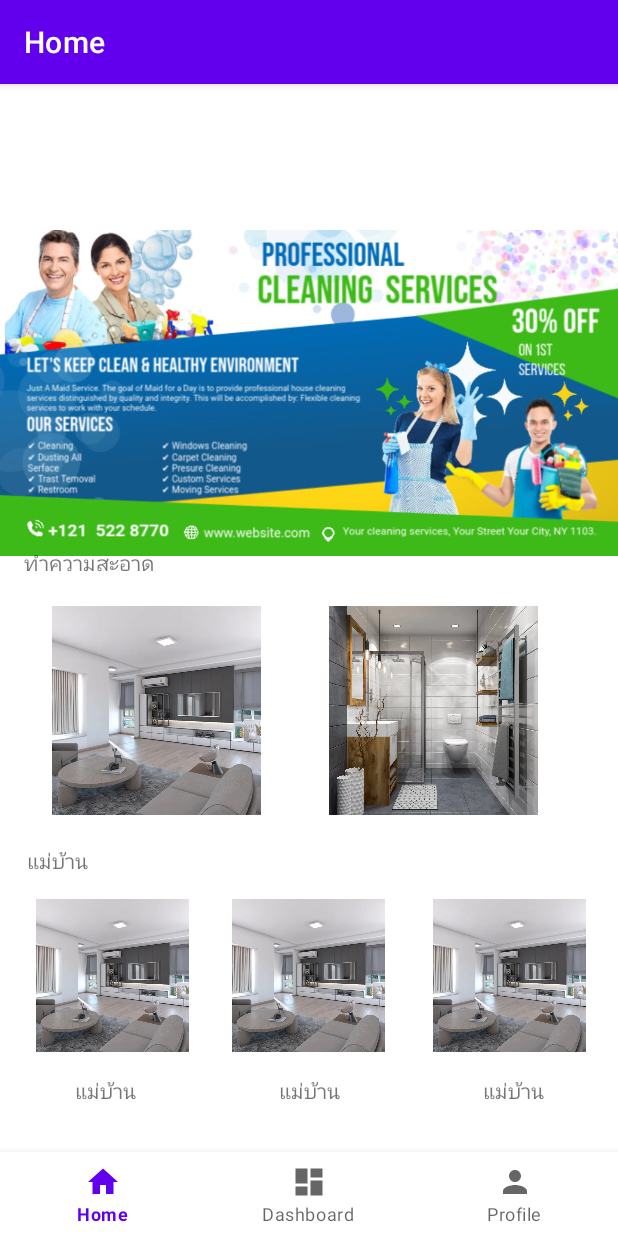
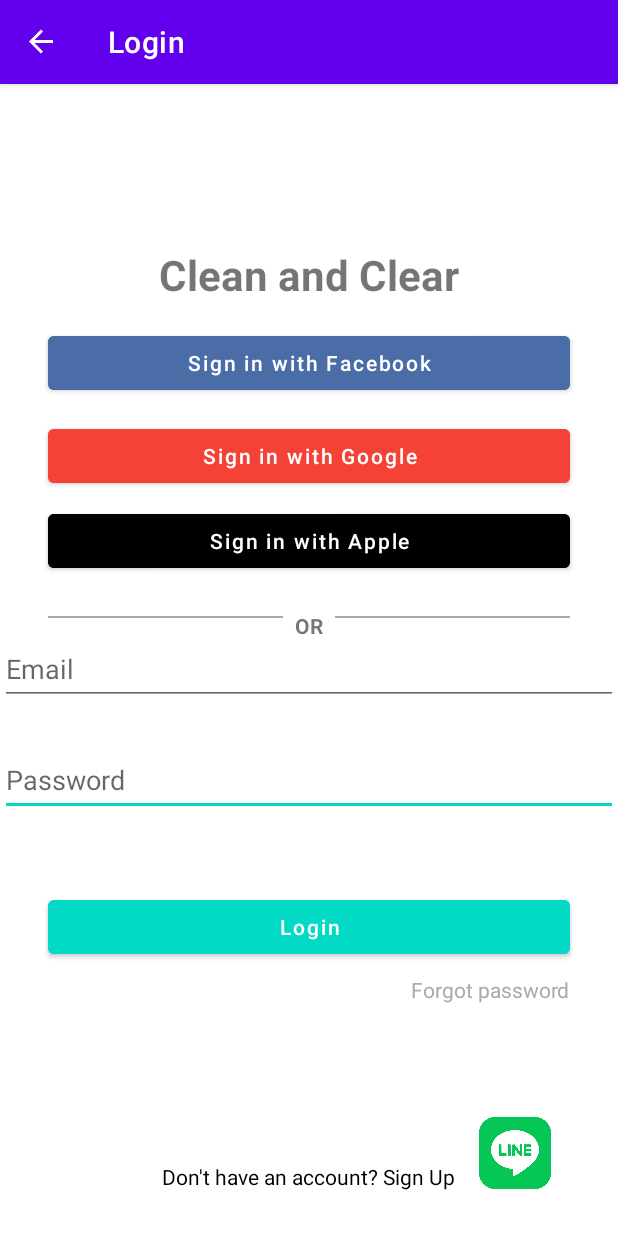
Before and after one commit to Peerapat-Chanchom/Project_Mobile, an Android app: the screen it shows after launch (MainActivity), on a phone screen of 412 x 824 dp. Run offline under Robolectric (Android 15) with nearby library versions, the phone set to English and light mode, and no system bars; our stand-ins replace navigation-ui.

Commit message:
login signup

```diff
--- a/app/src/main/java/com/example/project_mobile/MainActivity.kt
+++ b/app/src/main/java/com/example/project_mobile/MainActivity.kt
@@ -1,6 +1,7 @@
 package com.example.project_mobile
 
 import android.os.Bundle
+import android.view.View
 import com.google.android.material.bottomnavigation.BottomNavigationView
 import androidx.appcompat.app.AppCompatActivity
 import androidx.navigation.findNavController
@@ -8,10 +9,13 @@ import androidx.navigation.ui.AppBarConfiguration
 import androidx.navigation.ui.setupActionBarWithNavController
 import androidx.navigation.ui.setupWithNavController
 import com.example.project_mobile.databinding.ActivityMainBinding
+import androidx.navigation.NavController
+import androidx.navigation.NavDestination
 
 class MainActivity : AppCompatActivity() {
 
     private lateinit var binding: ActivityMainBinding
+    private lateinit var navController: NavController
 
     override fun onCreate(savedInstanceState: Bundle?) {
         super.onCreate(savedInstanceState)
@@ -21,16 +25,40 @@ class MainActivity : AppCompatActivity() {
 
         val navView: BottomNavigationView = binding.navView
 
-        val navController = findNavController(R.id.nav_host_fragment_activity_main)
-        // Passing each menu ID as a set of Ids because each
-        // menu should be considered as top level destinations.
+        // ตั้งค่า NavController
+        navController = findNavController(R.id.nav_host_fragment_activity_main)
+
+        // ตั้งค่า AppBarConfiguration
         val appBarConfiguration = AppBarConfiguration(
             setOf(
                 R.id.navigation_home, R.id.navigation_dashboard, R.id.navigation_notifications
             )
         )
 
+        // ตั้งค่า ActionBar และ NavController
         setupActionBarWithNavController(navController, appBarConfiguration)
         navView.setupWithNavController(navController)
+
+        // เพิ่ม listener เพื่อตรวจสอบ destination
+        navController.addOnDestinationChangedListener { _, destination, _ ->
+            when (destination.id) {
+                R.id.navigation_login -> {
+                    // ซ่อน BottomNavigationView เมื่ออยู่ในหน้า Login
+                    navView.visibility = View.GONE
+                }R.id.signUpFragment -> {
+                // ซ่อน BottomNavigationView เมื่ออยู่ในหน้า Login
+                navView.visibility = View.GONE
+            }
+                R.id.navigation_home -> {
+                    // แสดง BottomNavigationView เมื่ออยู่ในหน้า Home
+                    navView.visibility = View.VISIBLE
+                }
+                // เพิ่มเงื่อนไขอื่นๆ ตามต้องการ
+                else -> {
+                    // แสดง BottomNavigationView สำหรับหน้าอื่นๆ
+                    navView.visibility = View.VISIBLE
+                }
+            }
+        }
     }
 }
--- /dev/null
+++ b/app/src/main/java/com/example/project_mobile/ui/LoginFragment.kt
@@ -0,0 +1,94 @@
+package com.example.yourapp.ui.login
+
+import android.os.Bundle
+import android.util.Log
+import android.view.LayoutInflater
+import android.view.View
+import android.view.ViewGroup
+import android.widget.Toast
+import androidx.fragment.app.Fragment
+import com.example.project_mobile.R
+import com.example.project_mobile.databinding.FragmentLoginBinding
+import androidx.navigation.fragment.findNavController
+import androidx.navigation.ui.NavigationUI
+import com.google.android.material.bottomnavigation.BottomNavigationView
+
+class LoginFragment : Fragment() {
+
+    private var _binding: FragmentLoginBinding? = null
+    private val binding get() = _binding!!
+
+    override fun onCreateView(
+        inflater: LayoutInflater, container: ViewGroup?, savedInstanceState: Bundle?
+    ): View {
+        _binding = FragmentLoginBinding.inflate(inflater, container, false)
+        return binding.root
+    }
+
+    override fun onViewCreated(view: View, savedInstanceState: Bundle?) {
+        super.onViewCreated(view, savedInstanceState)
+
+        binding.btnLogin.setOnClickListener {
+            Log.d("LoginFragment", "Login button clicked")
+            findNavController().navigate(R.id.action_navigation_login_to_navigation_home)
+        }
+
+        // ปุ่ม Facebook Login
+        binding.btnFacebookLogin.setOnClickListener {
+            showToast("Facebook Login Clicked")
+            findNavController().navigate(R.id.action_navigation_login_to_navigation_home)
+        }
+
+        // ปุ่ม Google Login
+        binding.btnGoogleLogin.setOnClickListener {
+            showToast("Google Login Clicked")
+            findNavController().navigate(R.id.action_navigation_login_to_navigation_home)
+        }
+
+        // ปุ่ม Apple Login
+        binding.btnAppleLogin.setOnClickListener {
+            showToast("Apple Login Clicked")
+            findNavController().navigate(R.id.action_navigation_login_to_navigation_home)
+        }
+
+        // ปุ่ม Login
+        /*binding.btnLogin.setOnClickListener {
+            val email = binding.etEmail.text.toString().trim()
+            val password = binding.etPassword.text.toString().trim()
+
+            if (email.isEmpty() || password.isEmpty()) {
+                showToast("Please enter email and password")
+            } else {
+                showToast("Login Clicked: $email")
+            }
+        }*/
+
+        // ปุ่ม Forgot Password
+        binding.tvForgotPassword.setOnClickListener {
+            showToast("Forgot Password Clicked")
+        }
+
+        // ปุ่ม Sign Up
+        binding.tvSignUp.setOnClickListener {
+            showToast("Sign Up Clicked")
+        }
+
+        // ปุ่ม LINE Chat
+        binding.btnChatLine.setOnClickListener {
+            showToast("LINE Chat Clicked")
+        }
+        binding.tvSignUp.setOnClickListener {
+            findNavController().navigate(R.id.action_navigation_login_to_signUpFragment)
+        }
+    }
+
+
+    private fun showToast(message: String) {
+        Toast.makeText(requireContext(), message, Toast.LENGTH_SHORT).show()
+    }
+
+    override fun onDestroyView() {
+        super.onDestroyView()
+        _binding = null
+    }
+}
--- a/app/src/main/res/layout/fragment_bath.xml
+++ b/app/src/main/res/layout/fragment_bath.xml
@@ -35,7 +35,7 @@
     <TextView
         android:layout_width="wrap_content"
         android:layout_height="wrap_content"
-        android:text="Please select size of your room"
+        android:text="Please select size of your bathroom"
         android:textSize="16sp"
         android:textStyle="bold"
         app:layout_constraintBottom_toBottomOf="parent"
--- /dev/null
+++ b/app/src/main/res/layout/fragment_login.xml
@@ -0,0 +1,238 @@
+<?xml version="1.0" encoding="utf-8"?>
+<androidx.constraintlayout.widget.ConstraintLayout
+    xmlns:android="http://schemas.android.com/apk/res/android"
+    xmlns:app="http://schemas.android.com/apk/res-auto"
+    xmlns:tools="http://schemas.android.com/tools"
+    android:layout_width="match_parent"
+    android:layout_height="match_parent"
+    tools:context="com.example.yourapp.ui.login.LoginFragment">
+
+    <!-- ชื่อแอป -->
+
+    <!-- ปุ่ม Facebook Login -->
+    <TextView
+        android:id="@+id/tvAppName"
+        android:layout_width="wrap_content"
+        android:layout_height="wrap_content"
+        android:text="Clean and Clear"
+        android:textSize="28sp"
+        android:textStyle="bold"
+        app:layout_constraintBottom_toBottomOf="parent"
+        app:layout_constraintEnd_toEndOf="parent"
+        app:layout_constraintStart_toStartOf="parent"
+        app:layout_constraintTop_toTopOf="parent"
+        app:layout_constraintVertical_bias="0.077" />
+
+    <!-- ปุ่ม Google Login -->
+    <com.google.android.material.button.MaterialButton
+        android:id="@+id/btnFacebookLogin"
+        style="@style/Widget.MaterialComponents.Button"
+        android:layout_width="0dp"
+        android:layout_height="48dp"
+        android:layout_marginHorizontal="32dp"
+        android:layout_marginTop="16dp"
+        android:backgroundTint="@color/facebook_blue"
+        android:text="Sign in with Facebook"
+        android:textAllCaps="false"
+        android:textColor="@android:color/white"
+        app:iconGravity="start"
+        app:iconPadding="8dp"
+        app:layout_constraintBottom_toBottomOf="parent"
+        app:layout_constraintEnd_toEndOf="parent"
+        app:layout_constraintHorizontal_bias="0.75"
+        app:layout_constraintStart_toStartOf="parent"
+        app:layout_constraintTop_toBottomOf="@id/tvAppName"
+        app:layout_constraintVertical_bias="0.0" />
+
+    <!-- ปุ่ม Apple Login -->
+
+    <!-- เส้นคั่นและ OR -->
+    <com.google.android.material.button.MaterialButton
+        android:id="@+id/btnGoogleLogin"
+        style="@style/Widget.MaterialComponents.Button"
+        android:layout_width="0dp"
+        android:layout_height="48dp"
+        android:layout_marginHorizontal="32dp"
+        android:backgroundTint="@color/google_red"
+        android:text="Sign in with Google"
+        android:textAllCaps="false"
+        android:textColor="@android:color/white"
+        app:iconGravity="start"
+        app:iconPadding="8dp"
+        app:layout_constraintBottom_toBottomOf="parent"
+        app:layout_constraintEnd_toEndOf="parent"
+        app:layout_constraintHorizontal_bias="0.531"
+        app:layout_constraintStart_toStartOf="parent"
+        app:layout_constraintTop_toTopOf="parent"
+        app:layout_constraintVertical_bias="0.253" />
+
+    <com.google.android.material.button.MaterialButton
+        android:id="@+id/btnAppleLogin"
+        style="@style/Widget.MaterialComponents.Button"
+        android:layout_width="0dp"
+        android:layout_height="48dp"
+        android:layout_marginHorizontal="32dp"
+        android:layout_marginTop="8dp"
+        android:backgroundTint="@color/black"
+        android:text="Sign in with Apple"
+        android:textAllCaps="false"
+        android:textColor="@android:color/white"
+        app:iconGravity="start"
+        app:iconPadding="8dp"
+        app:layout_constraintBottom_toBottomOf="parent"
+        app:layout_constraintEnd_toEndOf="parent"
+        app:layout_constraintHorizontal_bias="0.75"
+        app:layout_constraintStart_toStartOf="parent"
+        app:layout_constraintTop_toTopOf="parent"
+        app:layout_constraintVertical_bias="0.33" />
+
+    <View
+        android:id="@+id/view"
+        android:layout_width="match_parent"
+        android:layout_height="1dp"
+        android:layout_marginHorizontal="32dp"
+        android:layout_marginTop="16dp"
+        android:background="@android:color/darker_gray"
+        app:layout_constraintBottom_toTopOf="@+id/etEmail"
+        app:layout_constraintEnd_toEndOf="parent"
+        app:layout_constraintStart_toStartOf="parent"
+        app:layout_constraintTop_toBottomOf="@id/btnAppleLogin" />
+
+    <!-- ช่องกรอก Email -->
+
+    <TextView
+        android:id="@+id/textView6"
+        android:layout_width="wrap_content"
+        android:layout_height="wrap_content"
+        android:layout_marginTop="8dp"
+        android:background="@color/white"
+        android:paddingHorizontal="8dp"
+        android:text="OR"
+        android:textStyle="bold"
+        app:layout_constraintBottom_toBottomOf="parent"
+        app:layout_constraintEnd_toEndOf="parent"
+        app:layout_constraintStart_toStartOf="parent"
+        app:layout_constraintTop_toBottomOf="@id/btnAppleLogin"
+        app:layout_constraintVertical_bias="0.035" />
+
+    <!-- ช่องกรอก Password -->
+
+    <!-- ปุ่ม Login -->
+
+    <!-- Forgot Password -->
+
+    <com.google.android.material.textfield.TextInputLayout
+        android:layout_width="0dp"
+        android:layout_height="wrap_content"
+        android:layout_marginHorizontal="32dp"
+        android:layout_marginTop="16dp"
+        app:layout_constraintEnd_toEndOf="parent"
+        app:layout_constraintStart_toStartOf="parent"
+        app:layout_constraintTop_toBottomOf="@id/tvOR"
+        tools:ignore="UnknownId">
+
+    </com.google.android.material.textfield.TextInputLayout>
+
+    <com.google.android.material.textfield.TextInputLayout
+        android:id="@+id/textInputLayout"
+        android:layout_width="0dp"
+        android:layout_height="wrap_content"
+        android:layout_marginHorizontal="32dp"
+        android:layout_marginTop="12dp"
+        app:layout_constraintEnd_toEndOf="parent"
+        app:layout_constraintHorizontal_bias="0.531"
+        app:layout_constraintStart_toStartOf="parent"
+        app:layout_constraintTop_toBottomOf="@id/etEmail">
+
+    </com.google.android.material.textfield.TextInputLayout>
+
+    <com.google.android.material.button.MaterialButton
+        android:id="@+id/btnLogin"
+        android:layout_width="0dp"
+        android:layout_height="48dp"
+        android:layout_marginHorizontal="32dp"
+        android:backgroundTint="@color/teal_200"
+        android:text="Login"
+        android:clickable="true"
+        android:textAllCaps="false"
+        android:textColor="@android:color/white"
+        app:layout_constraintBottom_toBottomOf="parent"
+        app:layout_constraintEnd_toEndOf="parent"
+        app:layout_constraintHorizontal_bias="0.25"
+        app:layout_constraintStart_toStartOf="parent"
+        app:layout_constraintTop_toTopOf="parent"
+        app:layout_constraintVertical_bias="0.726" />
+
+    <!-- ปุ่ม LINE Chat -->
+
+    <!-- Sign Up -->
+
+    <TextView
+        android:id="@+id/tvForgotPassword"
+        android:layout_width="wrap_content"
+        android:layout_height="wrap_content"
+        android:layout_marginTop="8dp"
+        android:text="Forgot password"
+        android:textColor="@android:color/darker_gray"
+        app:layout_constraintBottom_toBottomOf="parent"
+        app:layout_constraintEnd_toEndOf="parent"
+        app:layout_constraintHorizontal_bias="0.895"
+        app:layout_constraintStart_toStartOf="parent"
+        app:layout_constraintTop_toBottomOf="@id/btnLogin"
+        app:layout_constraintVertical_bias="0.0" />
+
+    <ImageView
+        android:id="@+id/btnChatLine"
+        android:layout_width="48dp"
+        android:layout_height="48dp"
+        android:layout_margin="16dp"
+        android:src="@drawable/line_logo_svg"
+        app:layout_constraintBottom_toBottomOf="parent"
+        app:layout_constraintEnd_toEndOf="parent"
+        app:layout_constraintHorizontal_bias="0.914"
+        app:layout_constraintStart_toStartOf="parent"
+        app:layout_constraintTop_toTopOf="parent"
+        app:layout_constraintVertical_bias="0.976" />
+
+    <TextView
+        android:id="@+id/tvSignUp"
+        android:layout_width="wrap_content"
+        android:layout_height="wrap_content"
+        android:text="Don't have an account? Sign Up"
+        android:textColor="@android:color/black"
+        app:layout_constraintBottom_toBottomOf="parent"
+        app:layout_constraintEnd_toEndOf="parent"
+        app:layout_constraintHorizontal_bias="0.497"
+        app:layout_constraintStart_toStartOf="parent"
+        app:layout_constraintTop_toTopOf="parent"
+        app:layout_constraintVertical_bias="0.957" />
+
+    <com.google.android.material.textfield.TextInputEditText
+        android:id="@+id/etPassword"
+        android:layout_width="match_parent"
+        android:layout_height="wrap_content"
+        android:hint="Password"
+        android:inputType="textPassword"
+        android:minHeight="48dp"
+        app:layout_constraintBottom_toBottomOf="parent"
+        app:layout_constraintEnd_toEndOf="parent"
+        app:layout_constraintHorizontal_bias="0.0"
+        app:layout_constraintStart_toStartOf="parent"
+        app:layout_constraintTop_toTopOf="parent"
+        app:layout_constraintVertical_bias="0.578" />
+
+    <com.google.android.material.textfield.TextInputEditText
+        android:id="@+id/etEmail"
+        android:layout_width="match_parent"
+        android:layout_height="wrap_content"
+        android:hint="Email"
+        android:inputType="textEmailAddress"
+        android:minHeight="48dp"
+        app:layout_constraintBottom_toBottomOf="parent"
+        app:layout_constraintEnd_toEndOf="parent"
+        app:layout_constraintHorizontal_bias="0.0"
+        app:layout_constraintStart_toStartOf="parent"
+        app:layout_constraintTop_toTopOf="parent"
+        app:layout_constraintVertical_bias="0.467" />
+
+</androidx.constraintlayout.widget.ConstraintLayout>
--- a/app/src/main/res/navigation/mobile_navigation.xml
+++ b/app/src/main/res/navigation/mobile_navigation.xml
@@ -3,14 +3,30 @@
     xmlns:app="http://schemas.android.com/apk/res-auto"
     xmlns:tools="http://schemas.android.com/tools"
     android:id="@+id/mobile_navigation"
-    app:startDestination="@+id/navigation_home">
+    app:startDestination="@id/navigation_login">
 
+    <!-- Login Fragment (หน้าแรกเมื่อเปิดแอป) -->
+    <fragment
+        android:id="@+id/navigation_login"
+        android:name="com.example.yourapp.ui.login.LoginFragment"
+        android:label="Login"
+        tools:layout="@layout/fragment_login">
+        <action
+            android:id="@+id/action_navigation_login_to_navigation_home"
+            app:destination="@id/navigation_home"
+            app:popUpTo="@id/navigation_login"
+            app:popUpToInclusive="true"/>
+        <action
+            android:id="@+id/action_navigation_login_to_signUpFragment"
+            app:destination="@id/signUpFragment" />
+    </fragment>
+
+    <!-- Home Fragment -->
     <fragment
         android:id="@+id/navigation_home"
         android:name="com.example.project_mobile.ui.home.HomeFragment"
         android:label="Home"
         tools:layout="@layout/fragment_home">
-
         <action
             android:id="@+id/action_navigation_home_to_navigation_bath"
             app:destination="@id/navigation_bath" />
@@ -19,26 +35,41 @@
             app:destination="@id/navigation_room" />
     </fragment>
 
+    <!-- Dashboard Fragment -->
     <fragment
         android:id="@+id/navigation_dashboard"
         android:name="com.example.project_mobile.ui.dashboard.DashboardFragment"
         android:label="@string/title_dashboard"
         tools:layout="@layout/fragment_dashboard" />
 
+    <!-- Profile Fragment -->
     <fragment
         android:id="@+id/navigation_notifications"
         android:name="com.example.project_mobile.ui.notifications.NotificationsFragment"
         android:label="@string/title_profile"
         tools:layout="@layout/fragment_notifications" />
 
+    <!-- Bath Booking Fragment -->
     <fragment
         android:id="@+id/navigation_bath"
         android:name="com.example.yourapp.ui.FragmentBath"
         android:label="Bath Booking"
         tools:layout="@layout/fragment_bath" />
+
+    <!-- Room Booking Fragment -->
     <fragment
         android:id="@+id/navigation_room"
         android:name="com.example.yourapp.ui.RoomFragment"
         android:label="Room Booking"
         tools:layout="@layout/fragment_room" />
+
+    <!-- Sign Up Fragment -->
+    <fragment
+        android:id="@+id/signUpFragment"
+        android:name="com.example.yourapp.ui.signup.SignUpFragment"
+        android:label="Sign Up"
+        tools:layout="@layout/fragment_signup" />
+    <action
+        android:id="@+id/action_navigation_signup_to_Login"
+        app:destination="@id/navigation_login" />
 </navigation>
--- a/app/src/main/res/values/colors.xml
+++ b/app/src/main/res/values/colors.xml
@@ -7,4 +7,6 @@
     <color name="teal_700">#FF018786</color>
     <color name="black">#FF000000</color>
     <color name="white">#FFFFFFFF</color>
+    <color name="google_red">#F44336</color>
+    <color name="facebook_blue">#4B6DA7</color>
 </resources>
--- a/app/src/main/res/values/ids.xml
+++ b/app/src/main/res/values/ids.xml
@@ -3,4 +3,5 @@
     <item name="tv_booking_type" type="id" />
     <item name="tv_when_service" type="id" />
     <item name="tv_title" type="id" />
+    <item name="tvOR" type="id" />
 </resources>
```
Also changed, not shown: app/src/main/java/com/example/project_mobile/ui/SignUpFragment.kt (added, +50 -0 lines), app/src/main/res/layout/fragment_room.xml (+24 -13 lines), app/src/main/res/layout/fragment_signup.xml (added, +96 -0 lines), app/src/main/res/values/arrays.xml (+6 -6 lines), app/src/main/ic_facebook-playstore.png (added), app/src/main/ic_facebook1-playstore.png (added), app/src/main/res/drawable/line_logo_svg.webp (added).
